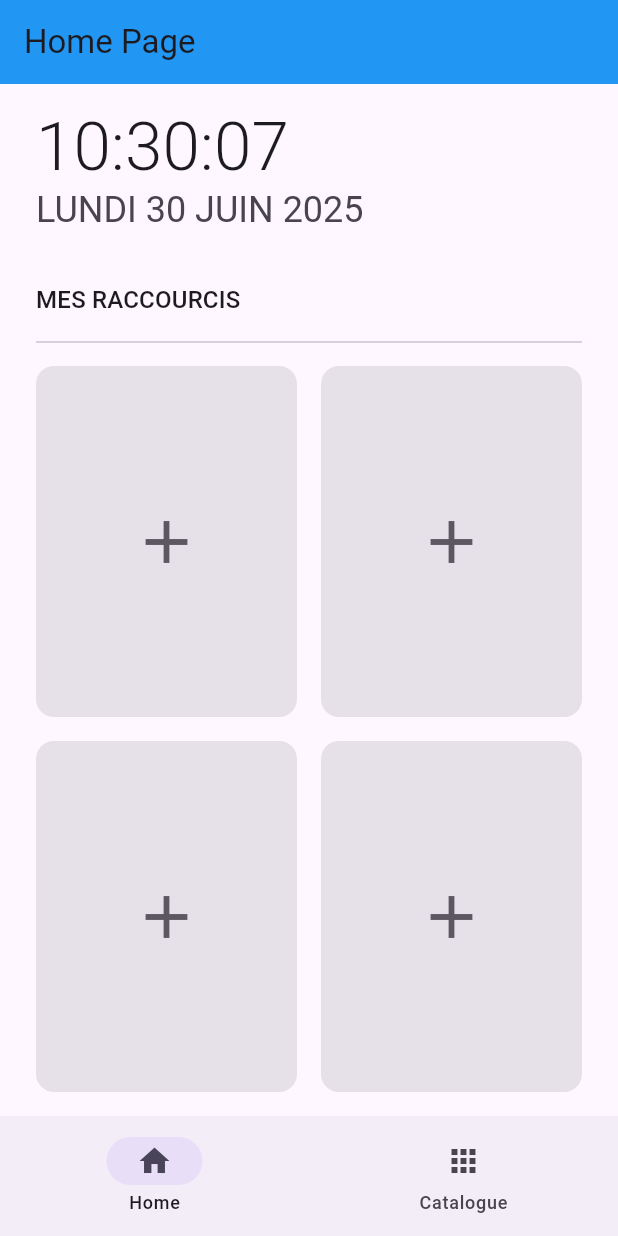
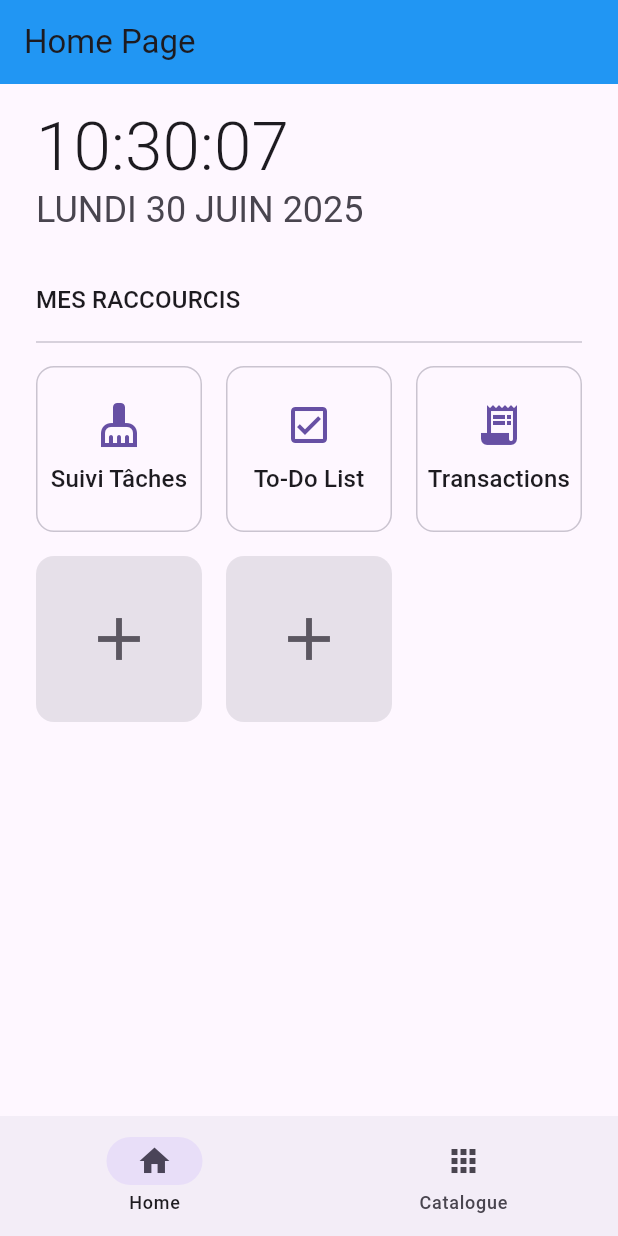
Before and after one commit to dadacoc/multitools, a Flutter app: the screen it shows after launch, on a phone screen of 412 x 824 dp. Run offline on Flutter 3.47's test engine with Material 3 defaults, Android fonts, the phone set to English and light mode, and no system bars; our stand-ins replace go_router, logger, sqflite; accounts and stored records are empty.

Commit message:
feat(home): Add the logic to replace an empty case to a real shortcut

```diff
--- a/lib/main.dart
+++ b/lib/main.dart
@@ -1,4 +1,5 @@
 import 'package:multitools/mini_apps/home/catalogue_page/catalogue_provider.dart';
+import 'package:multitools/mini_apps/home/home_page/home_provider.dart';
 import 'package:multitools/mini_apps/todos/provider_todo.dart';
 import 'package:multitools/mini_apps/transactions/provider.dart';
 import 'package:multitools/router.dart';
@@ -27,7 +28,8 @@ class MyApp extends StatelessWidget {
         Provider<Database>.value(value: database),
         ChangeNotifierProvider(create: (_) => TransactionsProvider(database)),
         ChangeNotifierProvider(create: (_) => TodoProvider(database: database)),
-        ChangeNotifierProvider(create: (_) => CatalogueProvider(database: database))
+        ChangeNotifierProvider(create: (_) => CatalogueProvider(database: database)),
+        ChangeNotifierProvider(create: (_) => HomeProvider(database: database))
       ],
       child: MaterialApp.router(
         routerConfig: router,
--- a/lib/mini_apps/home/catalogue_page/catalogue_provider.dart
+++ b/lib/mini_apps/home/catalogue_page/catalogue_provider.dart
@@ -12,11 +12,11 @@ class CatalogueProvider extends ChangeNotifier {
 
   ///Données de test
   final List<Map<String, dynamic>> allMiniApps = [
-    {'name': 'Suivi Tâches', 'icon': Icons.cleaning_services, 'navigation':'chore-tracker','keywords':['calcul','tache','finance','argent']},
-    {'name': 'Transactions', 'icon': Icons.receipt_long,'navigation':'transaction','keywords':['finance','argent','money','emprunt','pret']},
-    {'name': 'To-Do List', 'icon': Icons.check_box_outlined,'navigation': 'todo-list','keywords':['planning','tache','rappel']},
-    {'name': 'Épargne', 'icon': Icons.savings_outlined,'navigation':'epargne','keywords':['finance','argent','money','gestion']},
-    {'name': 'Chronomètre', 'icon': Icons.timer_outlined,'navigation':'chronomètre','keywords':['temps', 'course', 'timer', 'montre', 'stopwatch']},
+    {'id':0,'name': 'Suivi Tâches', 'icon': Icons.cleaning_services, 'navigation':'chore-tracker','keywords':['calcul','tache','finance','argent']},
+    {'id':1,'name': 'Transactions', 'icon': Icons.receipt_long,'navigation':'transaction','keywords':['finance','argent','money','emprunt','pret']},
+    {'id':2,'name': 'To-Do List', 'icon': Icons.check_box_outlined,'navigation': 'todo-list','keywords':['planning','tache','rappel']},
+    {'id':3,'name': 'Épargne', 'icon': Icons.savings_outlined,'navigation':'epargne','keywords':['finance','argent','money','gestion']},
+    {'id':4,'name': 'Chronomètre', 'icon': Icons.timer_outlined,'navigation':'chronomètre','keywords':['temps', 'course', 'timer', 'montre', 'stopwatch']},
   ];
 
   late List<Map<String, dynamic>> filteredApps;
--- a/lib/mini_apps/home/empty_shortcut_apps.dart
+++ b/lib/mini_apps/home/empty_shortcut_apps.dart
@@ -1,9 +1,15 @@
 import 'package:flutter/material.dart';
+import 'package:go_router/go_router.dart';
+import 'package:multitools/mini_apps/home/home_page/home_provider.dart';
+import 'package:provider/provider.dart';
 
 import '../../app_sizes.dart';
 
 class EmptyShortcutTitle extends StatefulWidget {
-  const EmptyShortcutTitle({super.key});
+
+  final int index;
+
+  const EmptyShortcutTitle({super.key,required this.index});
 
   @override
   State<EmptyShortcutTitle> createState() => _EmptyShortcutTitleState();
@@ -11,12 +17,14 @@ class EmptyShortcutTitle extends StatefulWidget {
 
 class _EmptyShortcutTitleState extends State<EmptyShortcutTitle> with SingleTickerProviderStateMixin {
 
+  late HomeProvider provider;
   late AnimationController _controller;
   late Animation<double> _opacityAnimation;
 
   @override
   void initState() {
     super.initState();
+    provider = context.read<HomeProvider>();
     _controller = AnimationController(vsync: this,duration: Duration(milliseconds: 1500));
     _opacityAnimation = Tween<double>(begin: 0.4,end:1.0).animate(_controller);
     _controller.repeat(reverse: true);
@@ -30,7 +38,15 @@ class _EmptyShortcutTitleState extends State<EmptyShortcutTitle> with SingleTick
 
   @override
   Widget build(BuildContext context) {
-    return Container(
+    return InkWell(
+      borderRadius: BorderRadius.circular(AppSizes.corners.m),
+      onTap: () async {
+        final Map<String, dynamic>? miniApp = await context.pushNamed('catalogue',extra: true) as Map<String, dynamic>?;
+        if (miniApp != null && context.mounted) {
+          provider.onSelectShortCut(miniApp, widget.index);
+        }
+      },
+      child: Container(
             decoration: BoxDecoration(
             color: Theme.of(context).colorScheme.surfaceContainerHighest,
             borderRadius: BorderRadius.all(
@@ -43,6 +59,7 @@ class _EmptyShortcutTitleState extends State<EmptyShortcutTitle> with SingleTick
                 size: AppSizes.icon.xl,
               ),
             )
+      ),
     );
   }
 }
--- a/lib/mini_apps/home/home_page/home_page.dart
+++ b/lib/mini_apps/home/home_page/home_page.dart
@@ -3,6 +3,9 @@ import 'package:flutter/material.dart';
 import 'package:intl/intl.dart';
 import 'package:multitools/app_sizes.dart';
 import 'package:multitools/mini_apps/home/empty_shortcut_apps.dart';
+import 'package:multitools/mini_apps/home/home_page/home_provider.dart';
+import 'package:provider/provider.dart';
+import 'package:multitools/mini_apps/home/shortcut_apps.dart';
 
 class HomePage extends StatefulWidget {
   const HomePage({super.key});
@@ -12,6 +15,7 @@ class HomePage extends StatefulWidget {
 }
 
 class _HomePageState extends State<HomePage> {
+
   //Le temps
 
   late Timer _timer;
@@ -43,6 +47,9 @@ class _HomePageState extends State<HomePage> {
 
   @override
   Widget build(BuildContext context) {
+
+    final HomeProvider provider = context.watch<HomeProvider>();
+
     return Scaffold(
       appBar: AppBar(
         title: const Text("Home Page"),
@@ -59,6 +66,34 @@ class _HomePageState extends State<HomePage> {
               Text("MES RACCOURCIS",style: Theme.of(context).textTheme.titleMedium,),
               AppDividers.standard,
               Expanded(
+                  child: GridView.builder(
+                      itemCount: provider.shortcuts.length,
+                      gridDelegate: SliverGridDelegateWithMaxCrossAxisExtent(
+                          maxCrossAxisExtent: 160.0,
+                          mainAxisSpacing: AppSizes.gap.m,
+                          crossAxisSpacing: AppSizes.gap.m,
+                      ),
+                      itemBuilder: (BuildContext context, index) {
+
+                        if (provider.shortcuts[index] == null) {
+                          return EmptyShortcutTitle(index : index);
+                        }else {
+                          return ShortcutApps(miniApp: provider.shortcuts[index]!,isPickerMode: false,);
+                        }
+                          }
+                  )
+              )
+            ],
+          ),
+      ),
+    );
+  }
+}
+
+/*
+Affichage fixe des raccourcis et parfait (sans scroll)
+
+Expanded(
                   child: LayoutBuilder(
                     builder: (BuildContext context, BoxConstraints constraints) {
 
@@ -95,14 +130,14 @@ class _HomePageState extends State<HomePage> {
                               childAspectRatio: perfectAspectRatio
                           ),
                           itemBuilder: (BuildContext context, index) {
-                            return EmptyShortcutTitle();
+
+                            if (provider.shortcuts[index] == null) {
+                              return EmptyShortcutTitle();
+                            }else {
+                              return ShortcutApps(miniApp: provider.shortcuts[index]!);
+                            }
                           }
                       );
                     })
               )
-            ],
-          ),
-      ),
-    );
-  }
-}
+ */
--- a/lib/mini_apps/home/home_page/home_provider.dart
+++ b/lib/mini_apps/home/home_page/home_provider.dart
@@ -1,10 +1,62 @@
+import 'package:flutter/foundation.dart';
 import 'package:flutter/material.dart';
 import 'package:sqflite/sqflite.dart';
+import 'package:logger/logger.dart';
+
+Logger logger = Logger(
+  level: kReleaseMode ? Level.off : Level.debug
+);
 
 class HomeProvider extends ChangeNotifier{
 
   late Database database;
 
-  HomeProvider({required database})
+  List<Map<String,dynamic>> fakedatabase = [];
+
+  List<Map<String,dynamic>?> shortcuts = [];
+
+  HomeProvider({required this.database}){
+    loadData();
+  }
+
+  ///Base de données de catalogue pour dev
+  final List<Map<String, dynamic>> allMiniApps = [
+    {'id':0,'name': 'Suivi Tâches', 'icon': Icons.cleaning_services, 'navigation':'chore-tracker','keywords':['calcul','tache','finance','argent']},
+    {'id':1,'name': 'Transactions', 'icon': Icons.receipt_long,'navigation':'transaction','keywords':['finance','argent','money','emprunt','pret']},
+    {'id':2,'name': 'To-Do List', 'icon': Icons.check_box_outlined,'navigation': 'todo-list','keywords':['planning','tache','rappel']},
+    {'id':3,'name': 'Épargne', 'icon': Icons.savings_outlined,'navigation':'epargne','keywords':['finance','argent','money','gestion']},
+    {'id':4,'name': 'Chronomètre', 'icon': Icons.timer_outlined,'navigation':'chronomètre','keywords':['temps', 'course', 'timer', 'montre', 'stopwatch']},
+  ];
+
+
+  void loadData(){
+    ///Faux retour de database home les shortcuts id sont la référence vers l'id des apps de catalogue
+    fakedatabase = [
+      {'numero':1,'shortcuts_id':1},
+      {'numero':2,'shortcuts_id':0},
+      {'numero':3,'shortcuts_id':3},
+      {'numero':4,'shortcuts_id':null},
+      {'numero':5,'shortcuts_id':null},
+      {'numero':6,'shortcuts_id':null},
+    ];
+
+    //Pour quand on aura la database , il faudra faire un join dans le but d'obtenir ce qui s'associe avec les shortcuts id
+    //On imagine que l'on obtient ça supposé order by numero:
+    shortcuts = [
+      {'name': 'Suivi Tâches', 'icon': Icons.cleaning_services, 'navigation':'chore-tracker','keywords':['calcul','tache','finance','argent']},
+      {'name': 'To-Do List', 'icon': Icons.check_box_outlined,'navigation': 'todo-list','keywords':['planning','tache','rappel']},
+      {'name': 'Transactions', 'icon': Icons.receipt_long,'navigation':'transaction','keywords':['finance','argent','money','emprunt','pret']},
+      null,
+      null
+    ];
+  }
+
+
+
+  void onSelectShortCut(Map<String,dynamic> miniApp, int index){
+    fakedatabase[index] = {'numero':index,'shortcuts_id':miniApp['id']};
+    shortcuts[index] = miniApp;
+    notifyListeners();
+  }
 
 }
--- a/lib/mini_apps/home/home_shell.dart
+++ b/lib/mini_apps/home/home_shell.dart
@@ -40,7 +40,7 @@ class HomeShell extends StatelessWidget {
           break;
 
         case 1:
-          context.goNamed('catalogue');
+          context.goNamed('catalogue',extra: false);
           break;
       }
     }
--- a/lib/mini_apps/home/shortcut_apps.dart
+++ b/lib/mini_apps/home/shortcut_apps.dart
@@ -5,13 +5,16 @@ import 'package:multitools/app_sizes.dart';
 class ShortcutApps extends StatelessWidget {
 
   final Map<String, dynamic> miniApp;
+  final bool isPickerMode;
 
-  const ShortcutApps({super.key,required this.miniApp});
+  const ShortcutApps({super.key,required this.miniApp,required this.isPickerMode});
 
   @override
   Widget build(BuildContext context) {
     return InkWell(
-      onTap: () { context.pushNamed(miniApp['navigation']); },
+      onTap: () {
+        isPickerMode ? context.pop(miniApp) : context.pushNamed(miniApp['navigation']);
+      },
       borderRadius: BorderRadius.circular(AppSizes.corners.m),
       child: Container(
         decoration: BoxDecoration(
--- a/lib/router.dart
+++ b/lib/router.dart
@@ -35,7 +35,8 @@ final GoRouter router = GoRouter(
               path: '/catalogue',
               name: 'catalogue',
               builder: (BuildContext context,GoRouterState state){
-                return const Catalogue();
+                final bool data = state.extra as bool;
+                return Catalogue(isPickerMode: data,);
               }
             )
           ]
```
Also changed, not shown: lib/mini_apps/home/catalogue_page/catalogue.dart (+8 -17 lines). Lines whose indentation alone changed are shown as unchanged.
